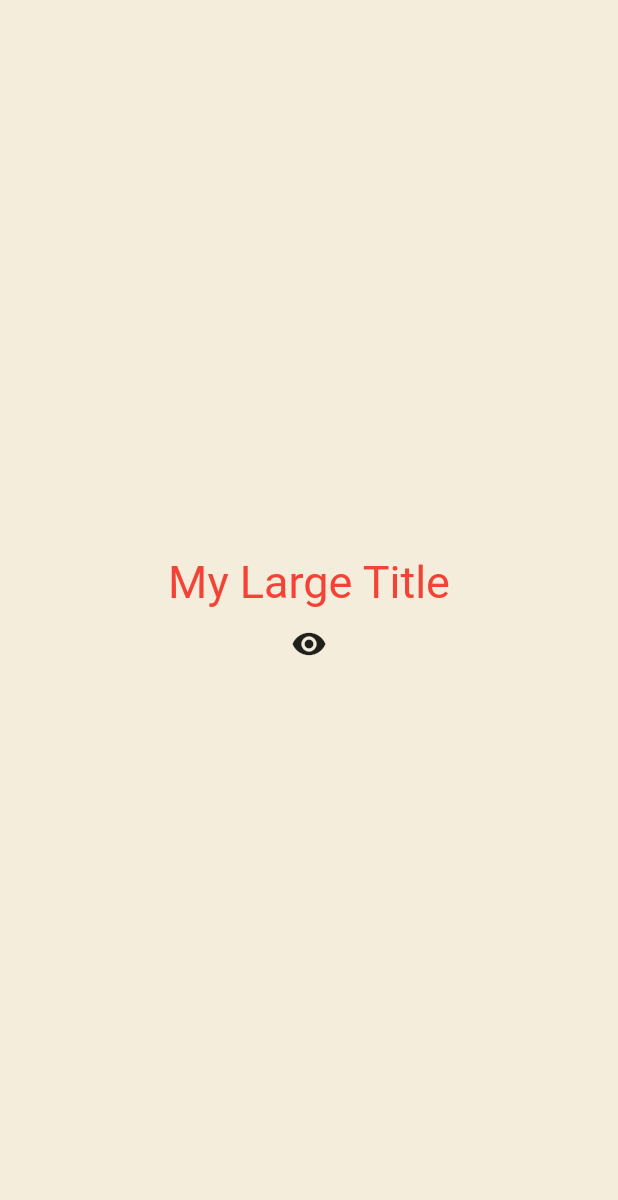
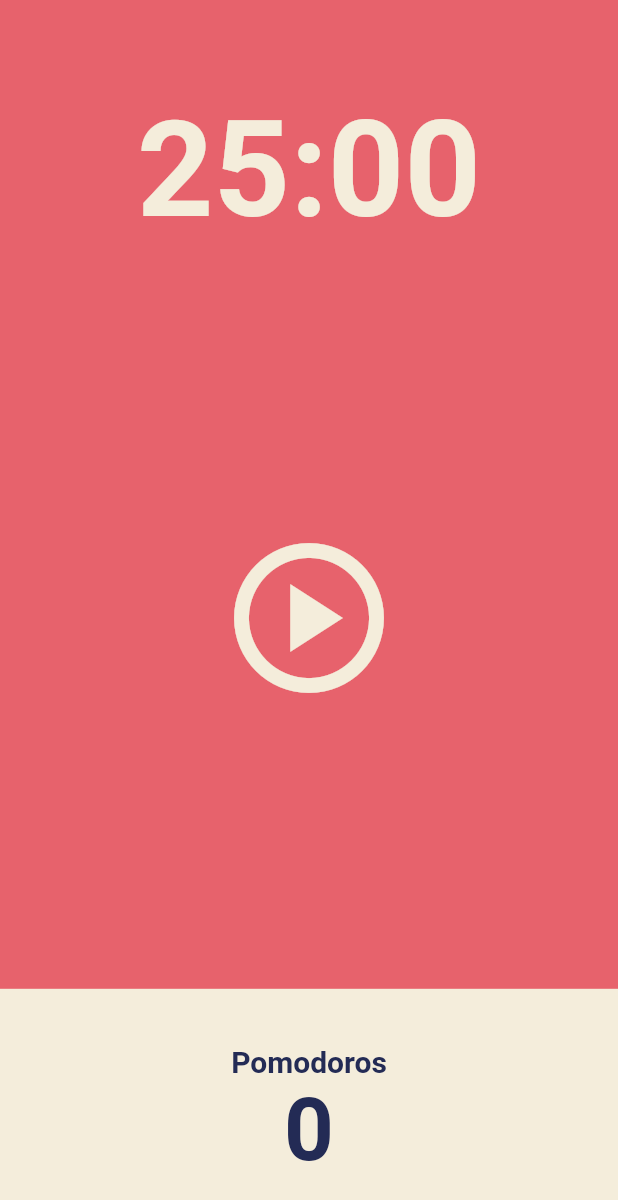
Before and after one commit to tiatiahwang/toonflix, a Flutter app: the screen it shows after launch, on a phone screen of 412 x 824 dp. Shown: the top 1200 px of the screen. Run offline on Flutter 3.47's test engine with Material 2 defaults, Android fonts, the phone set to English and light mode, and no system bars.

Commit message:
pomodoro app - basic ui

```diff
--- a/lib/main.dart
+++ b/lib/main.dart
@@ -1,88 +1,28 @@
 import 'package:flutter/material.dart';
+import 'package:toonflix/screens/home_screen.dart';
 
 void main() {
   runApp(const App());
 }
 
-class App extends StatefulWidget {
+class App extends StatelessWidget {
   const App({super.key});
-
-  @override
-  State<App> createState() => _AppState();
-}
-
-class _AppState extends State<App> {
-  bool showTitle = true;
-
-  void toggleTitle() {
-    setState(() {
-      showTitle = !showTitle;
-    });
-  }
 
   @override
   Widget build(BuildContext context) {
     return MaterialApp(
       theme: ThemeData(
+        colorScheme: ColorScheme.fromSwatch(
+          backgroundColor: const Color(0xFFE7626C),
+        ),
         textTheme: const TextTheme(
-          titleLarge: TextStyle(
-            color: Colors.red,
+          displayLarge: TextStyle(
+            color: Color(0xFF232B55),
           ),
         ),
+        cardColor: const Color(0xFFF4EDDB),
       ),
-      home: Scaffold(
-        backgroundColor: const Color(0xFFF4EDDB),
-        body: Center(
-            child: Column(
-          mainAxisAlignment: MainAxisAlignment.center,
-          children: [
-            showTitle ? const MyLargeTitle() : const Text('nothing to see'),
-            IconButton(
-              onPressed: toggleTitle,
-              icon: const Icon(Icons.remove_red_eye_rounded),
-            )
-          ],
-        )),
-      ),
+      home: const HomeScreen(),
     );
   }
 }
-
-class MyLargeTitle extends StatefulWidget {
-  const MyLargeTitle({
-    super.key,
-  });
-
-  @override
-  State<MyLargeTitle> createState() => _MyLargeTitleState();
-}
-
-class _MyLargeTitleState extends State<MyLargeTitle> {
-  @override
-  void initState() {
-    // 부모 요소에 의존하는 데이터를 초기화해야 하는 경우나 API 불러올때 사용
-    // 항!상! build 메서드보다 먼저 호출되어야 함
-    super.initState();
-    print('initState');
-  }
-
-  @override
-  void dispose() {
-    // 위젯이 스크린에서 제거될 때 호출되는 메서드(화면에서 사라질 때)
-    super.dispose();
-    print('dispose');
-  }
-
-  @override
-  Widget build(BuildContext context) {
-    // BuildContext: 상위 요소 데이터에 접근할 수 있게 해줌
-    print('build');
-    return Text(
-      'My Large Title',
-      style: TextStyle(
-        fontSize: 30,
-        color: Theme.of(context).textTheme.titleLarge?.color,
-      ),
-    );
-  }
-}
--- /dev/null
+++ b/lib/screens/home_screen.dart
@@ -0,0 +1,81 @@
+import 'package:flutter/material.dart';
+
+class HomeScreen extends StatefulWidget {
+  const HomeScreen({super.key});
+
+  @override
+  State<HomeScreen> createState() => _HomeScreenState();
+}
+
+class _HomeScreenState extends State<HomeScreen> {
+  @override
+  Widget build(BuildContext context) {
+    return Scaffold(
+      backgroundColor: Theme.of(context).colorScheme.background,
+      body: Column(
+        children: [
+          Flexible(
+            flex: 1,
+            child: Container(
+                alignment: Alignment.bottomCenter,
+                child: Text(
+                  '25:00',
+                  style: TextStyle(
+                    color: Theme.of(context).cardColor,
+                    fontSize: 89,
+                    fontWeight: FontWeight.w600,
+                  ),
+                )),
+          ),
+          Flexible(
+            flex: 3,
+            child: Center(
+                child: IconButton(
+              onPressed: () {},
+              icon: const Icon(Icons.play_circle_outlined),
+              iconSize: 120,
+              color: Theme.of(context).cardColor,
+            )),
+          ),
+          Flexible(
+            flex: 1,
+            child: Row(
+              children: [
+                Expanded(
+                  child: Container(
+                    decoration: BoxDecoration(
+                      color: Theme.of(context).cardColor,
+                    ),
+                    child: Column(
+                      mainAxisAlignment: MainAxisAlignment.center,
+                      children: [
+                        Text(
+                          'Pomodoros',
+                          style: TextStyle(
+                            fontSize: 20,
+                            color:
+                                Theme.of(context).textTheme.displayLarge!.color,
+                            fontWeight: FontWeight.w600,
+                          ),
+                        ),
+                        Text('0',
+                            style: TextStyle(
+                              fontSize: 58,
+                              color: Theme.of(context)
+                                  .textTheme
+                                  .displayLarge!
+                                  .color,
+                              fontWeight: FontWeight.w600,
+                            )),
+                      ],
+                    ),
+                  ),
+                ),
+              ],
+            ),
+          ),
+        ],
+      ),
+    );
+  }
+}
```
